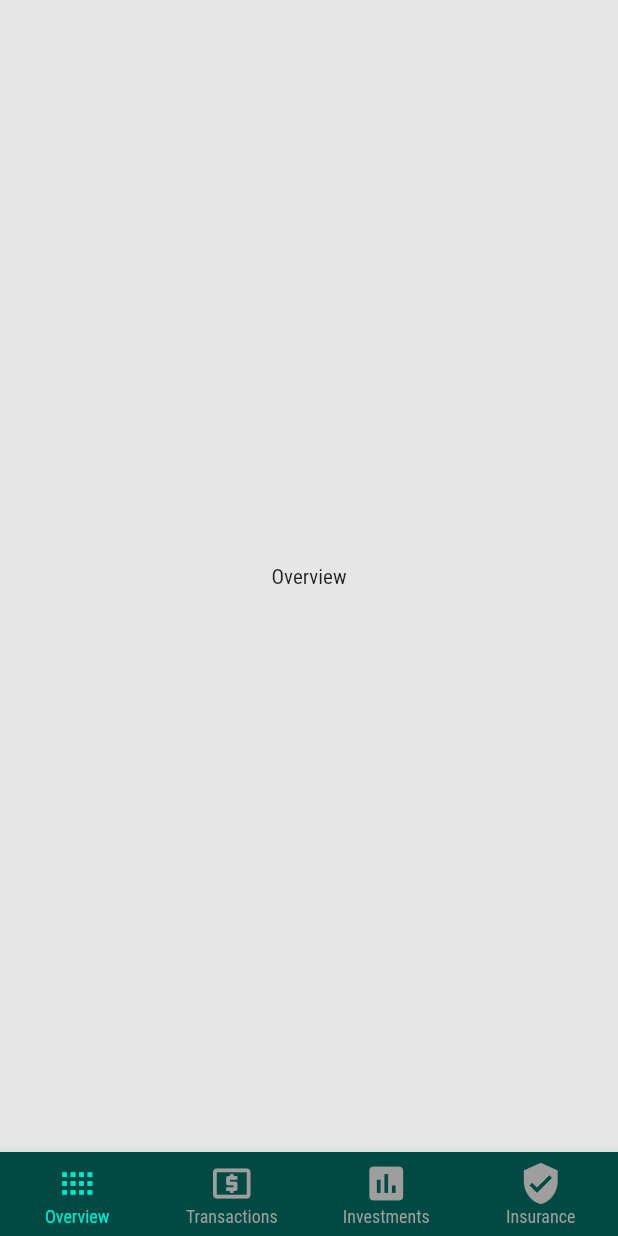
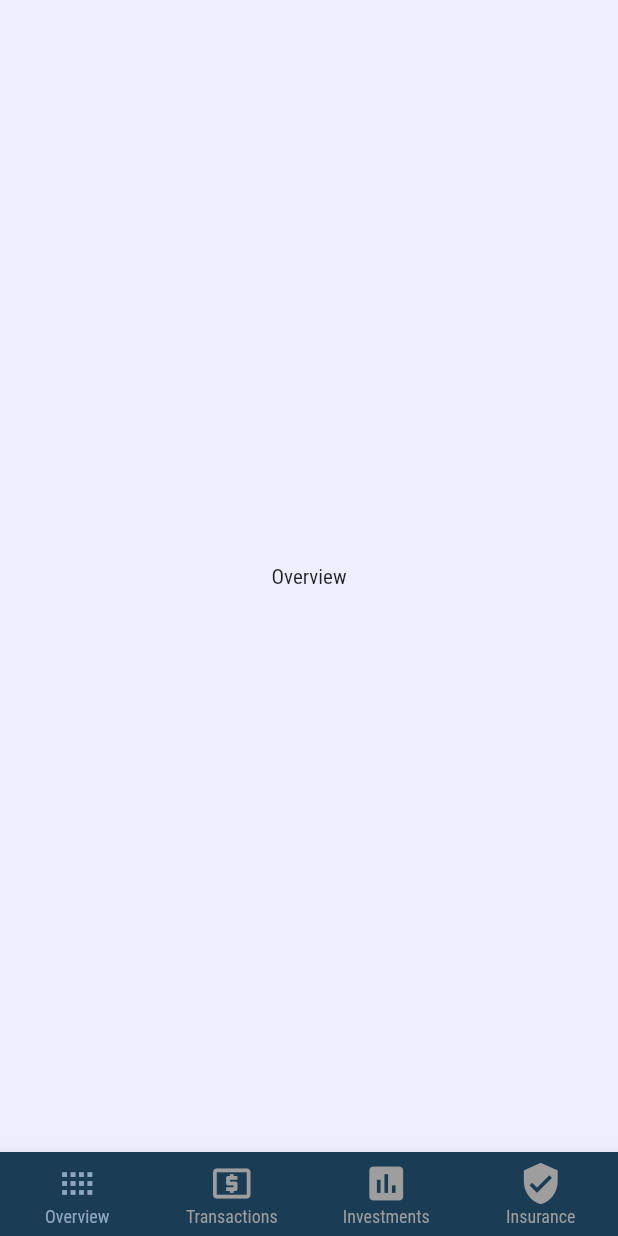
Before and after one commit to ngjunxiang/moolah, a Flutter app: the screen it shows after launch, on a phone screen of 412 x 824 dp. Run offline on Flutter 3.47's test engine with Material 2 defaults, Android fonts, the phone set to English and light mode, and no system bars; our stand-ins replace simple_animations, tinycolor.

Commit message:
Updated theme colors

```diff
--- a/lib/themes/style.dart
+++ b/lib/themes/style.dart
@@ -2,17 +2,26 @@ import 'package:flutter/material.dart';
 import 'package:tinycolor/tinycolor.dart';
 
 ThemeData appTheme() {
-  final primaryColor = TinyColor(Colors.teal).darken(15).color;
-  final accentColor = TinyColor(Colors.teal).lighten(15).color;
-  final scaffoldBackgroundColor = TinyColor(Colors.white).darken(10).color;
-  final splashColor = TinyColor(Colors.blue).darken(20).color;
+  final color1 = TinyColor.fromString('#28587B');
+  final color2 = TinyColor.fromString('#9FB4C7');
+  final color3 = TinyColor.fromString('#9FB798');
+  final color4 = TinyColor.fromString('#EEEEFF');
+
+  final primaryColor = color1.darken(10).color;
+  final accentColor = color2.darken(5).color;
+  final focusColor = color2.darken(15).color;
+  final scaffoldBackgroundColor = color4.color;
+  final splashColor = color3.darken(20).color;
+  final buttonColor = color2.darken(5).color;
+  final dividerColor = TinyColor(Colors.grey).darken(10).color;
 
   return ThemeData(
     primaryColor: primaryColor,
     accentColor: accentColor,
     hintColor: Colors.white,
-    dividerColor: Colors.white,
-    buttonColor: Colors.white,
+    focusColor: focusColor,
+    dividerColor: dividerColor,
+    buttonColor: buttonColor,
     scaffoldBackgroundColor: scaffoldBackgroundColor,
     splashColor: splashColor,
     canvasColor: Colors.black,
@@ -22,13 +31,18 @@ ThemeData appTheme() {
         color: Colors.black,
         fontSize: 14,
       ),
-      button: const TextStyle(
-        color: Colors.white,
+      button: TextStyle(
+        color: primaryColor,
         fontSize: 18,
       ),
       headline1: const TextStyle(
         color: Colors.black,
         fontSize: 30,
+        fontWeight: FontWeight.bold,
+      ),
+      headline2: TextStyle(
+        color: TinyColor(primaryColor).darken(5).color,
+        fontSize: 20,
         fontWeight: FontWeight.bold,
       ),
       subtitle1: TextStyle(
```
